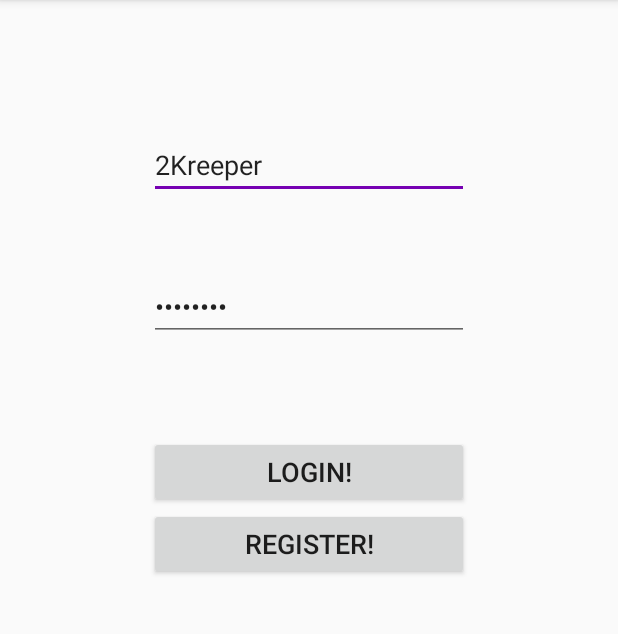
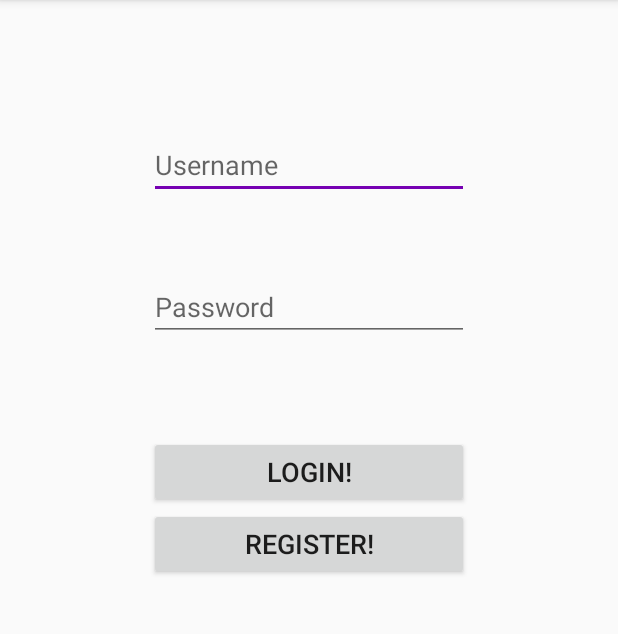
Before and after one commit to 2Kreeper/Homework, an Android app: the screen it shows after launch (LoginActivity), on a phone screen of 412 x 824 dp, the part 84-718 px from its top. Run offline under Robolectric (Android 15) with nearby library versions, the phone set to English and light mode, and no system bars.

Commit message:
1st commit
1st commit in new release branch

```diff
--- a/app/build.gradle
+++ b/app/build.gradle
@@ -14,7 +14,7 @@ android {
     }
     buildTypes {
         release {
-            minifyEnabled false
+            minifyEnabled true
             proguardFiles getDefaultProguardFile('proguard-android.txt'), 'proguard-rules.pro'
         }
     }
--- a/app/src/main/res/layout/activity_login.xml
+++ b/app/src/main/res/layout/activity_login.xml
@@ -1,5 +1,6 @@
 <?xml version="1.0" encoding="utf-8"?>
 <RelativeLayout xmlns:android="http://schemas.android.com/apk/res/android"
+    xmlns:app="http://schemas.android.com/apk/res-auto"
     xmlns:tools="http://schemas.android.com/tools"
     android:id="@+id/activity_login"
     android:layout_width="match_parent"
@@ -12,8 +13,7 @@
 
     <include
         android:id="@+id/toolbar"
-        layout="@layout/toolbar"
-        ></include>
+        layout="@layout/toolbar"></include>
 
     <EditText
         android:id="@+id/loginUsernameInput"
@@ -24,8 +24,7 @@
         android:layout_marginTop="87dp"
         android:ems="10"
         android:hint="@string/username"
-        android:inputType="textPersonName"
-        android:text="2Kreeper" />
+        android:inputType="textPersonName" />
 
     <EditText
         android:id="@+id/loginPasswordInput"
@@ -36,8 +35,7 @@
         android:layout_marginTop="49dp"
         android:ems="10"
         android:hint="@string/password"
-        android:inputType="textPassword"
-        android:text="password" />
+        android:inputType="textPassword" />
 
     <Button
         android:id="@+id/loginButton"
```
